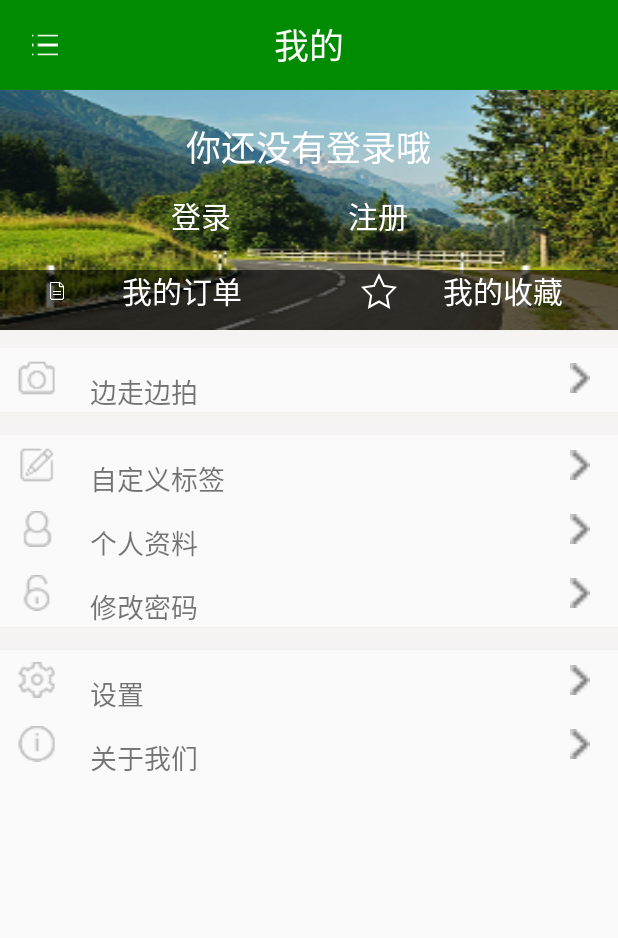
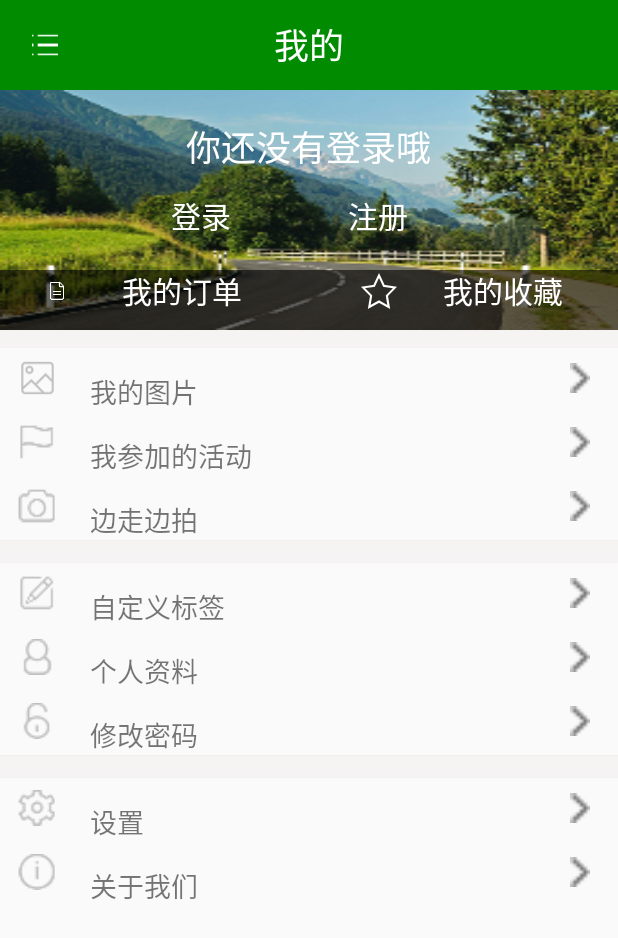
Before and after one commit to GogogoAlin/GoALIN, an Android app: the layout fragment_mine.xml on its own in the app's theme, with its tools: preview values and no code run, on a phone screen of 412 x 824 dp. Shown: the top 938 px of the screen. Run offline under Robolectric (Android 15) with nearby library versions, the phone set to English and light mode, and no system bars.

Commit message:
妈妈的

```diff
--- a/app/src/main/java/com/example/alin/gogogo/activity/FillOrderActivity.java
+++ b/app/src/main/java/com/example/alin/gogogo/activity/FillOrderActivity.java
@@ -92,7 +92,6 @@ public class FillOrderActivity extends AppCompatActivity {
         price2=Double.parseDouble(price);
         tv_goodsname.setText(goodsname);
         tv_price.setText("单价为:¥"+price);
-
         et_num.setText("1");//数量为1
         count=Integer.parseInt(et_num.getText().toString());
         double price1 = Double.parseDouble(price);
--- a/app/src/main/res/drawable/set_bg.xml
+++ /dev/null
@@ -1,6 +0,0 @@
-<?xml version="1.0" encoding="utf-8"?>
-<selector xmlns:android="http://schemas.android.com/apk/res/android">
-<item android:drawable="@drawable/set_up_on" android:state_enabled="true"></item>
-
-<item android:drawable="@drawable/set_up_off" android:state_enabled="false"></item>
-</selector>
--- a/app/src/main/res/layout/activity_around_info.xml
+++ b/app/src/main/res/layout/activity_around_info.xml
@@ -90,6 +90,8 @@
             android:text="购物"
             android:textSize="18sp"
             android:background="#ffffffff"
+
+
             />
         <Button
             android:layout_width="0dp"
--- a/app/src/main/res/layout/fragment_mine.xml
+++ b/app/src/main/res/layout/fragment_mine.xml
@@ -164,6 +164,65 @@
                 android:scaleType="fitXY"
                 android:src="@mipmap/bg_main" />
 
+            <LinearLayout
+                android:id="@+id/pics_linear"
+                android:layout_width="match_parent"
+                android:layout_height="wrap_content"
+                android:clickable="true"
+                android:orientation="horizontal">
+
+                <ImageView
+                    android:layout_width="30dp"
+                    android:layout_height="40dp"
+                    android:layout_marginLeft="10dp"
+                    android:src="@mipmap/sharing_picture" />
+
+                <TextView
+                    android:layout_width="wrap_content"
+                    android:layout_height="wrap_content"
+                    android:layout_marginLeft="20dp"
+                    android:layout_marginTop="15dp"
+                    android:layout_weight="1"
+                    android:text="我的图片"
+                    android:textSize="18sp" />
+
+                <ImageView
+                    android:layout_width="20dp"
+                    android:layout_height="20dp"
+                    android:layout_marginRight="15dp"
+                    android:layout_marginTop="10dp"
+                    android:src="@mipmap/arrow_right" />
+            </LinearLayout>
+
+            <LinearLayout
+                android:id="@+id/avtivity_linear"
+                android:layout_width="match_parent"
+                android:layout_height="wrap_content"
+                android:clickable="true"
+                android:orientation="horizontal">
+
+                <ImageView
+                    android:layout_width="30dp"
+                    android:layout_height="40dp"
+                    android:layout_marginLeft="10dp"
+                    android:src="@mipmap/my_activity" />
+
+                <TextView
+                    android:layout_width="wrap_content"
+                    android:layout_height="wrap_content"
+                    android:layout_marginLeft="20dp"
+                    android:layout_marginTop="15dp"
+                    android:layout_weight="1"
+                    android:text="我参加的活动"
+                    android:textSize="18sp" />
+
+                <ImageView
+                    android:layout_width="20dp"
+                    android:layout_height="20dp"
+                    android:layout_marginRight="15dp"
+                    android:layout_marginTop="10dp"
+                    android:src="@mipmap/arrow_right" />
+            </LinearLayout>
 
             <LinearLayout
                 android:id="@+id/camera_linear"
--- a/app/src/main/res/layout/voice_guide_listview_item_layout.xml
+++ b/app/src/main/res/layout/voice_guide_listview_item_layout.xml
@@ -64,8 +64,7 @@
                 android:background="#F0F0F0"
                 android:id="@+id/btn_play_voice_guide"
                 android:layout_toRightOf="@+id/btn_download_voice_guide"
-                android:drawableLeft="@mipmap/guide_no_playing"
-                />
+                android:drawableLeft="@mipmap/guide_no_playing"/>
         </RelativeLayout>
         <TextView
             android:layout_width="0dp"
```
Also changed, not shown: app/src/main/AndroidManifest.xml (+48 -8 lines), app/src/main/java/com/example/alin/gogogo/adapter/SenceGuideAdapter.java (+9 -0 lines), app/src/main/java/com/example/alin/gogogo/fragment/MineFragment.java (+12 -11 lines), app/src/main/java/com/example/alin/gogogo/utils/DataCleanManagerUtils.java (deleted, +0 -210 lines), app/src/main/res/drawable/set_up_off.png (deleted), app/src/main/res/drawable/set_up_on.png (deleted), app/src/main/res/mipmap-xhdpi/set_up_about.png (deleted), app/src/main/res/mipmap-xhdpi/set_up_news.png (deleted), app/src/main/res/mipmap-xhdpi/set_up_refresh.png (deleted), app/src/main/res/mipmap-xhdpi/set_up_score.png (deleted), app/src/main/res/mipmap-xhdpi/set_up_share.png (deleted), app/src/main/res/mipmap-xhdpi/set_up_update.png (deleted).
